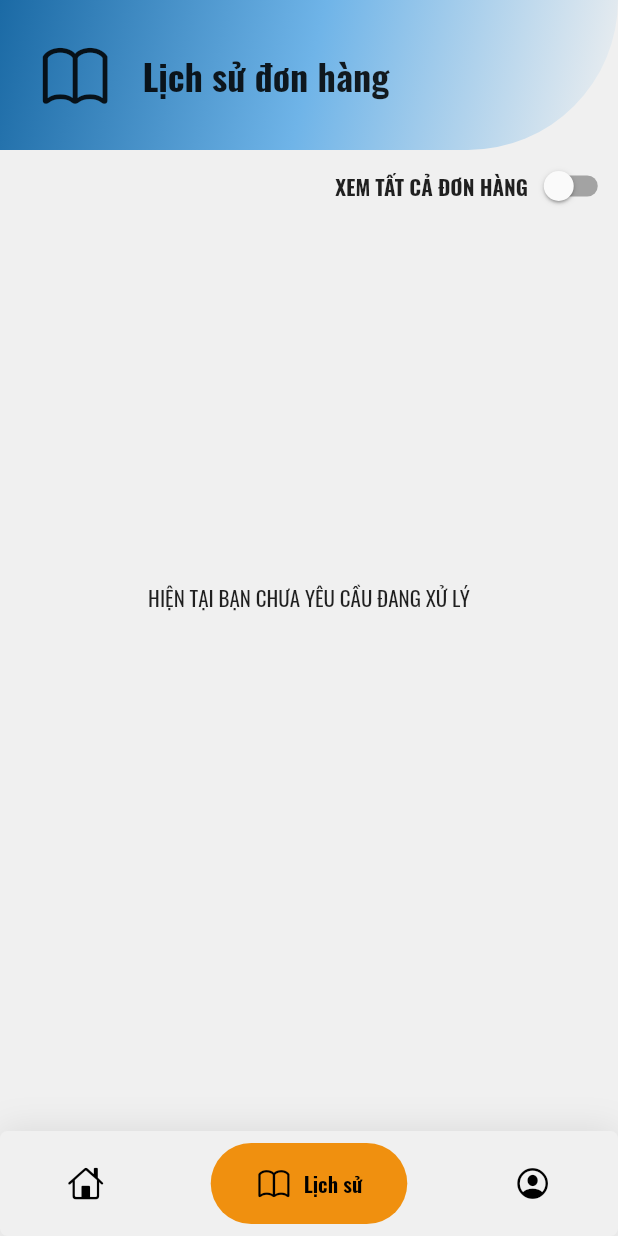
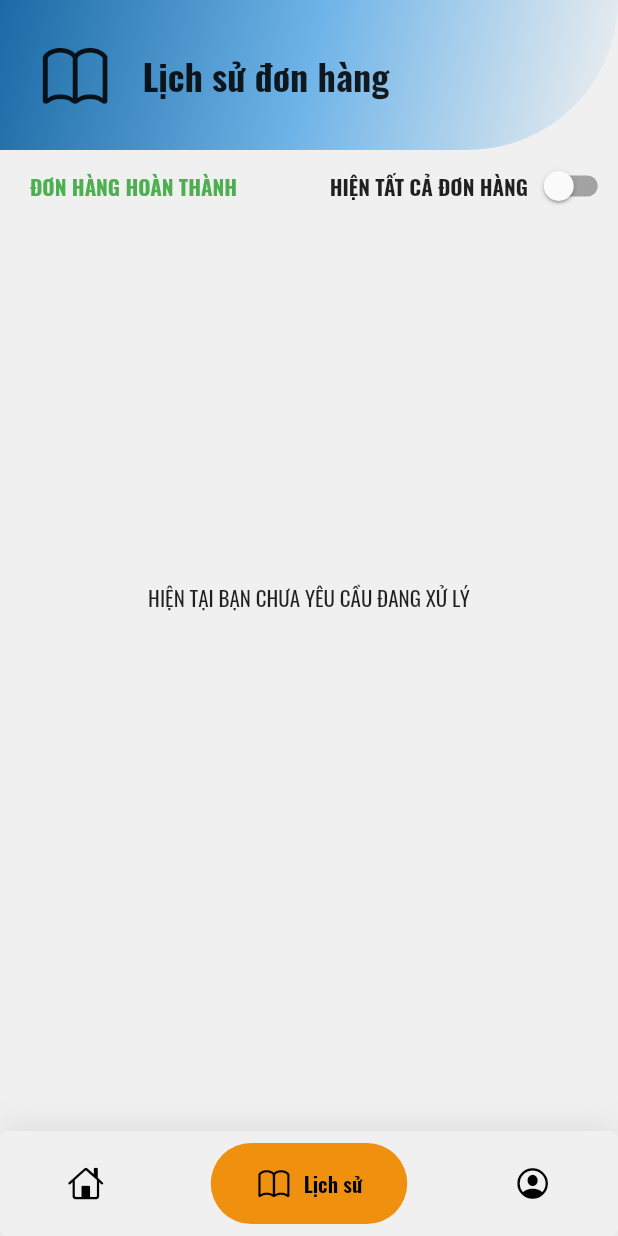
Before and after one commit to DangDDT/iRepair, a Flutter app: the App screen opened by its route, swiped to page 2, on a phone screen of 412 x 824 dp. Run offline on Flutter 3.47's test engine with Material 2 defaults, Android fonts, the phone set to English and light mode, and no system bars; drawn by our look-alikes of google_nav_bar; our stand-ins replace cloud_firestore, firebase_auth, firebase_core, firebase_storage, flutter_dotenv, flutter_image_slideshow and 8 more; accounts and stored records are empty; network calls fail.

Commit message:
[DangDDT] commit

```diff
--- a/i_repair/lib/Services/api.services.dart
+++ b/i_repair/lib/Services/api.services.dart
@@ -78,6 +78,7 @@ class APIServices {
         });
     if (response.statusCode == 200) {
       print("API fetchOrdersAPI() success");
+      await cleanCache();
       return orderDetailFromJson(response.body);
     } else {
       throw Exception(
--- a/i_repair/lib/Services/auth/auth.dart
+++ b/i_repair/lib/Services/auth/auth.dart
@@ -49,7 +49,7 @@ class AuthService with ChangeNotifier {
         }
         if (!token.isEmpty) {
           CurrentUser currentUser = await APIServices.createUser(token)
-              .whenComplete(() => APIServices.cleanCache());
+              .whenComplete(() async => await APIServices.cleanCache());
           final prefs = await SharedPreferences.getInstance();
           String currentUserString = jsonEncode(currentUser);
           print(currentUserString);
--- a/i_repair/lib/Views/Screens/Client/MyBooking/booking.dart
+++ b/i_repair/lib/Views/Screens/Client/MyBooking/booking.dart
@@ -100,9 +100,20 @@ class _BookingScreenState extends State<BookingScreen> {
       Row(
         mainAxisAlignment: MainAxisAlignment.end,
         children: [
+          Expanded(
+            child: Container(
+                padding: EdgeInsets.only(left: 20),
+                alignment: Alignment.centerLeft,
+                child: Text(
+                  (_switchValue) ? "TẤT CẢ ĐƠN HÀNG" : "ĐƠN HÀNG HOÀN THÀNH",
+                  style: TextStyle(
+                      fontWeight: FontWeight.bold,
+                      color: (_switchValue) ? kTextColor : Colors.green),
+                )),
+          ),
           Container(
               child: Text(
-            "XEM TẤT CẢ ĐƠN HÀNG",
+            "HIỆN TẤT CẢ ĐƠN HÀNG",
             style: TextStyle(fontWeight: FontWeight.bold),
           )),
           Container(
```
Also changed, not shown: i_repair/lib/Views/Screens/Client/MyBooking/widgets/history-booking.dart (+33 -22 lines).
